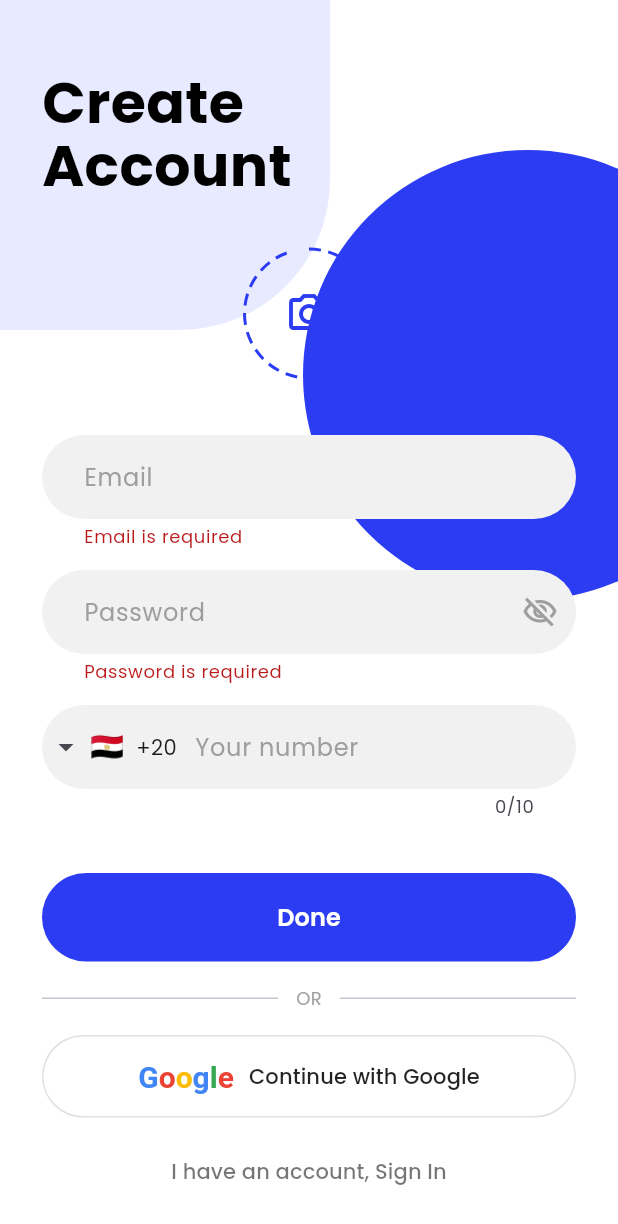
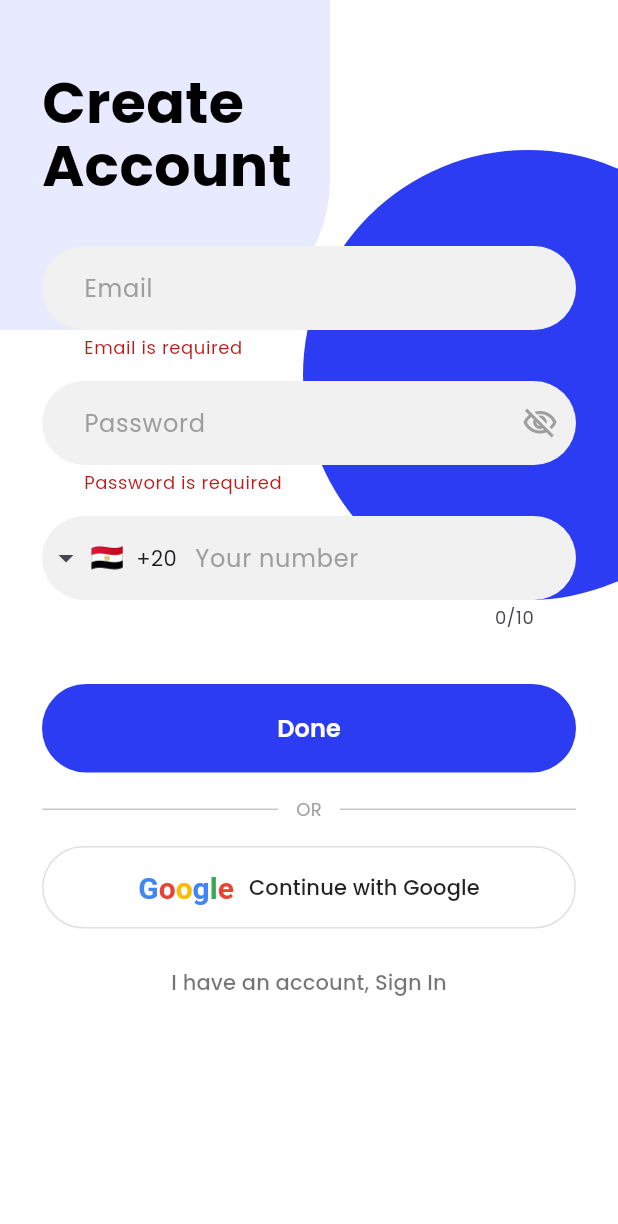
Before and after one commit to eyadaboulnasr88/ecommerce_app, a Flutter app: the CreateAccountScreen screen opened by its route, after a tap on "Done", on a phone screen of 412 x 824 dp. Shown: the top 1224 px of the screen. Run offline on Flutter 3.47's test engine with Material 3 defaults, Android fonts, the phone set to English and light mode, and no system bars; drawn by our look-alikes of intl_phone_field; our stand-ins replace cloud_firestore, firebase_auth, firebase_core, flutter_bloc, google_fonts, google_sign_in; accounts and stored records are empty.

```diff
--- a/lib/features/auth/screens/create_account_screen.dart
+++ b/lib/features/auth/screens/create_account_screen.dart
@@ -1,13 +1,9 @@
-import 'dart:math' as math;
-import 'dart:typed_data';
 import 'package:flutter/material.dart';
 import 'package:google_fonts/google_fonts.dart';
-import 'package:image_picker/image_picker.dart';
 import 'package:firebase_auth/firebase_auth.dart';
 import 'package:cloud_firestore/cloud_firestore.dart';
 import 'package:intl_phone_field/intl_phone_field.dart';
 import '../../../core/services/auth_service.dart';
-import 'package:ecommerce_app/core/routes/app_routes.dart';
 
 class CreateAccountScreen extends StatefulWidget {
   const CreateAccountScreen({super.key});
@@ -24,7 +20,6 @@ class _CreateAccountScreenState extends State<CreateAccountScreen> {
 
   bool _isLoading = false;
   bool _obscurePassword = true;
-  Uint8List? _avatarBytes;
   String _completePhone = '';
 
   static const _blue = Color(0xFF2B3CF3);
@@ -36,13 +31,6 @@ class _CreateAccountScreenState extends State<CreateAccountScreen> {
     _passwordController.dispose();
     _phoneController.dispose();
     super.dispose();
-  }
-
-  Future<void> _pickImage() async {
-    final picked = await ImagePicker().pickImage(source: ImageSource.gallery);
-    if (picked == null) return;
-    final bytes = await picked.readAsBytes();
-    setState(() => _avatarBytes = bytes); //reading as bytes to work on chrome and phone
   }
 
   Future<void> _signInWithGoogle() async {
@@ -168,37 +156,6 @@ class _CreateAccountScreenState extends State<CreateAccountScreen> {
                       ),
                     ),
                     const SizedBox(height: 32),
-
-                    // ── Avatar / Camera Picker ────────────────────────────
-                    Center(
-                      child: GestureDetector(
-                        onTap: _pickImage,
-                        child: CustomPaint(
-                          painter: _DashedCirclePainter(color: _blue),
-                          child: SizedBox(
-                            width: 90,
-                            height: 90,
-                            child: _avatarBytes != null
-                                ? ClipOval(
-                                    child: Image.memory(
-                                      _avatarBytes!,
-                                      width: 90,
-                                      height: 90,
-                                      fit: BoxFit.cover,
-                                    ),
-                                  )
-                                : const Center(
-                                    child: Icon(
-                                      Icons.camera_alt_outlined,
-                                      color: _blue,
-                                      size: 32,
-                                    ),
-                                  ),
-                          ),
-                        ),
-                      ),
-                    ),
-                    const SizedBox(height: 36),
 
                     // ── Email Field ───────────────────────────────────────
                     TextFormField(
@@ -434,43 +391,3 @@ class _CreateAccountScreenState extends State<CreateAccountScreen> {
     );
   }
 }
-
-class _DashedCirclePainter extends CustomPainter {
-  final Color color;
-
-  const _DashedCirclePainter({required this.color});
-
-  @override
-  void paint(Canvas canvas, Size size) {
-    final paint = Paint()
-      ..color = color
-      ..strokeWidth = 2
-      ..style = PaintingStyle.stroke;
-
-    final center = Offset(size.width / 2, size.height / 2);
-    final radius = (size.width / 2) - 2;
-    final circumference = 2 * math.pi * radius;
-
-    const dashLength = 8.0;
-    const gapLength = 5.0;
-    final totalDash = dashLength + gapLength;
-    final dashCount = (circumference / totalDash).floor();
-    final dashAngle = (dashLength / circumference) * 2 * math.pi;
-    final gapAngle = (gapLength / circumference) * 2 * math.pi;
-
-    double startAngle = -math.pi / 2;
-    for (int i = 0; i < dashCount; i++) {
-      canvas.drawArc(
-        Rect.fromCircle(center: center, radius: radius),
-        startAngle,
-        dashAngle,
-        false,
-        paint,
-      );
-      startAngle += dashAngle + gapAngle;
-    }
-  }
-
-  @override
-  bool shouldRepaint(covariant CustomPainter oldDelegate) => false;
-}
```
